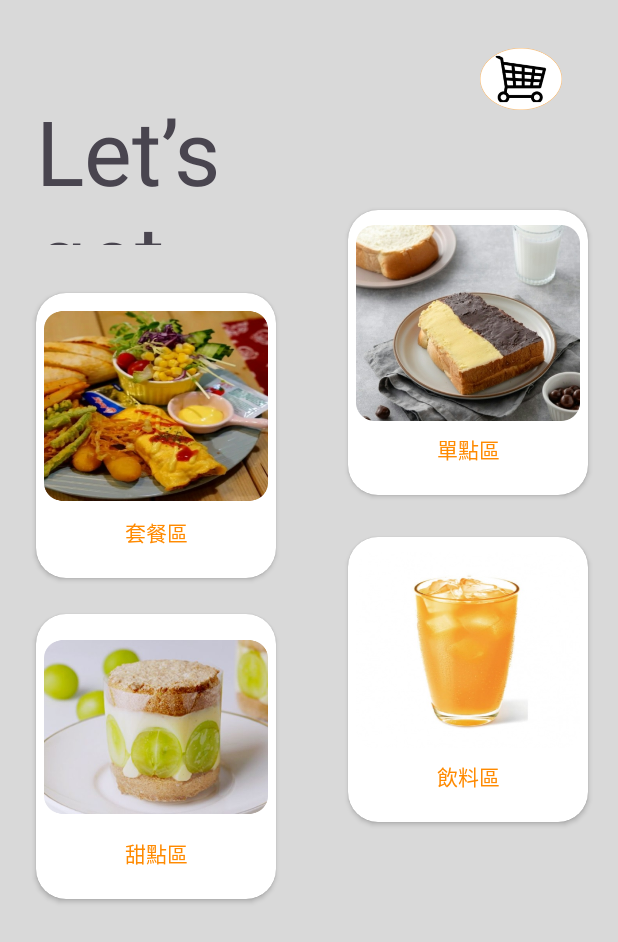
After one commit to meteor853526/app, an Android app: the Category_page screen opened directly, with no data from a screen before it, on a phone screen of 412 x 824 dp. The commit adds this screen. Shown: the top 942 px of the screen. Run offline under Robolectric (Android 15) with nearby library versions, the phone set to English and light mode, and no system bars.

Commit message:
#26 category_page UI 完成實作

```diff
--- a/app/src/main/AndroidManifest.xml
+++ b/app/src/main/AndroidManifest.xml
@@ -12,6 +12,9 @@
         android:supportsRtl="true"
         android:theme="@style/Theme.App"
         tools:targetApi="31">
+        <activity
+            android:name=".Category_page"
+            android:exported="false" />
         <activity
             android:name=".Signup_page"
             android:exported="false" />
--- /dev/null
+++ b/app/src/main/java/com/example/app/Category_page.java
@@ -0,0 +1,14 @@
+package com.example.app;
+
+import androidx.appcompat.app.AppCompatActivity;
+
+import android.os.Bundle;
+
+public class Category_page extends AppCompatActivity {
+
+    @Override
+    protected void onCreate(Bundle savedInstanceState) {
+        super.onCreate(savedInstanceState);
+        setContentView(R.layout.activity_category_page);
+    }
+}
--- a/app/src/main/java/com/example/app/Login_page.java
+++ b/app/src/main/java/com/example/app/Login_page.java
@@ -2,7 +2,10 @@ package com.example.app;
 
 import androidx.appcompat.app.AppCompatActivity;
 
+import android.content.Intent;
 import android.os.Bundle;
+import android.view.View;
+import android.widget.Toast;
 
 public class Login_page extends AppCompatActivity {
 
@@ -11,4 +14,13 @@ public class Login_page extends AppCompatActivity {
         super.onCreate(savedInstanceState);
         setContentView(R.layout.activity_login_page);
     }
+
+    public void onClickBtn(View v)
+    {
+        Toast.makeText(this, "Clicked on Button", Toast.LENGTH_LONG).show();
+        Intent intent = new Intent(Login_page.this, Category_page.class);
+        startActivity(intent);
+    }
+
+
 }
--- /dev/null
+++ b/app/src/main/res/drawable/button_category.xml
@@ -0,0 +1,5 @@
+<shape xmlns:android="http://schemas.android.com/apk/res/android"
+    android:shape="rectangle">
+    <solid android:color="@color/white" />
+    <corners android:radius="20dp" />
+</shape>
--- /dev/null
+++ b/app/src/main/res/layout/activity_category_page.xml
@@ -0,0 +1,194 @@
+<?xml version="1.0" encoding="utf-8"?>
+<androidx.constraintlayout.widget.ConstraintLayout xmlns:android="http://schemas.android.com/apk/res/android"
+    xmlns:app="http://schemas.android.com/apk/res-auto"
+    xmlns:tools="http://schemas.android.com/tools"
+    android:layout_width="match_parent"
+    android:layout_height="match_parent"
+
+    android:background="#D9D9D9"
+    tools:context=".Category_page">
+
+
+    <TextView
+        android:id="@+id/textView2"
+        android:layout_width="177dp"
+        android:layout_height="103dp"
+        android:layout_marginTop="60dp"
+        android:text="Let’s get some food !"
+        android:textSize="90px"
+        app:layout_constraintEnd_toEndOf="parent"
+        app:layout_constraintHorizontal_bias="0.102"
+        app:layout_constraintStart_toStartOf="parent"
+        app:layout_constraintTop_toTopOf="parent" />
+
+    <androidx.cardview.widget.CardView
+        android:id="@+id/cardView"
+        android:layout_width="160dp"
+        android:layout_height="wrap_content"
+        android:layout_marginStart="24dp"
+        android:layout_marginTop="32dp"
+        android:background="@drawable/button_category"
+        android:clickable="true"
+        app:cardCornerRadius="20dp"
+        app:layout_constraintStart_toStartOf="parent"
+        app:layout_constraintTop_toBottomOf="@+id/textView2">
+
+        <TextView
+            android:id="@+id/textView6"
+            android:layout_width="match_parent"
+            android:layout_height="170dp"
+            android:layout_marginBottom="20dp"
+            android:gravity="bottom"
+            android:text="套餐區"
+            android:textAlignment="center"
+            android:textColor="#FF8A00"
+            tools:ignore="RtlCompat"
+            tools:layout_editor_absoluteX="27dp"
+            tools:layout_editor_absoluteY="429dp" />
+
+        <ImageButton
+            android:id="@+id/imageButton2"
+            android:layout_width="match_parent"
+            android:layout_height="140dp"
+            android:layout_margin="5dp"
+            android:adjustViewBounds="true"
+            android:background="@drawable/button_background"
+            android:clickable="true"
+            android:scaleType="fitCenter"
+            android:src="@drawable/category_1"
+            android:visibility="visible"
+            tools:visibility="visible" />
+
+    </androidx.cardview.widget.CardView>
+
+    <androidx.cardview.widget.CardView
+        android:id="@+id/cardView2"
+        android:layout_width="160dp"
+        android:layout_height="wrap_content"
+        android:layout_marginStart="48dp"
+        android:layout_marginTop="140dp"
+        android:background="@drawable/button_category"
+        android:clickable="true"
+        app:cardCornerRadius="20dp"
+        app:layout_constraintStart_toEndOf="@+id/cardView"
+        app:layout_constraintTop_toTopOf="parent">
+
+        <TextView
+            android:id="@+id/textView7"
+            android:layout_width="match_parent"
+            android:layout_height="170dp"
+            android:layout_marginBottom="20dp"
+            android:gravity="bottom"
+            android:text="單點區"
+            android:textAlignment="center"
+            android:textColor="#FF8A00"
+            tools:ignore="RtlCompat"
+            tools:layout_editor_absoluteX="27dp"
+            tools:layout_editor_absoluteY="429dp" />
+
+        <ImageButton
+            android:id="@+id/imageButton3"
+            android:layout_width="match_parent"
+            android:layout_height="140dp"
+            android:layout_margin="5dp"
+            android:adjustViewBounds="true"
+            android:background="@drawable/button_background"
+            android:clickable="true"
+            android:scaleType="fitCenter"
+            android:src="@drawable/category_2"
+            android:visibility="visible"
+            tools:visibility="visible" />
+
+    </androidx.cardview.widget.CardView>
+
+    <androidx.cardview.widget.CardView
+        android:id="@+id/cardView3"
+        android:layout_width="160dp"
+        android:layout_height="wrap_content"
+        android:layout_marginStart="24dp"
+        android:layout_marginTop="24dp"
+        android:background="@drawable/button_category"
+        android:clickable="true"
+        app:cardCornerRadius="20dp"
+        app:layout_constraintStart_toStartOf="parent"
+        app:layout_constraintTop_toBottomOf="@+id/cardView">
+
+        <TextView
+            android:id="@+id/textView8"
+            android:layout_width="match_parent"
+            android:layout_height="170dp"
+            android:layout_marginBottom="20dp"
+            android:gravity="bottom"
+            android:text="甜點區"
+            android:textAlignment="center"
+            android:textColor="#FF8A00"
+            tools:ignore="RtlCompat"
+            tools:layout_editor_absoluteX="27dp"
+            tools:layout_editor_absoluteY="429dp" />
+
+        <ImageButton
+            android:id="@+id/imageButton4"
+            android:layout_width="match_parent"
+            android:layout_height="140dp"
+            android:layout_margin="5dp"
+            android:adjustViewBounds="true"
+            android:background="@drawable/button_background"
+            android:clickable="true"
+            android:scaleType="fitCenter"
+            android:src="@drawable/category_3"
+            android:visibility="visible"
+            tools:visibility="visible" />
+
+    </androidx.cardview.widget.CardView>
+
+    <androidx.cardview.widget.CardView
+        android:layout_width="160dp"
+        android:layout_height="wrap_content"
+        android:layout_marginStart="48dp"
+        android:layout_marginTop="28dp"
+        android:background="@drawable/button_category"
+        android:clickable="true"
+        app:cardCornerRadius="20dp"
+        app:layout_constraintStart_toEndOf="@+id/cardView3"
+        app:layout_constraintTop_toBottomOf="@+id/cardView2">
+
+        <TextView
+            android:id="@+id/textView9"
+            android:layout_width="match_parent"
+            android:layout_height="170dp"
+            android:layout_marginBottom="20dp"
+            android:gravity="bottom"
+            android:text="飲料區"
+            android:textAlignment="center"
+            android:textColor="#FF8A00"
+            tools:ignore="RtlCompat"
+            tools:layout_editor_absoluteX="27dp"
+            tools:layout_editor_absoluteY="429dp" />
+
+        <ImageButton
+            android:id="@+id/imageButton5"
+            android:layout_width="match_parent"
+            android:layout_height="140dp"
+            android:layout_margin="5dp"
+            android:adjustViewBounds="true"
+            android:background="@drawable/button_background"
+            android:clickable="true"
+            android:scaleType="fitCenter"
+            android:src="@drawable/category_4"
+            android:visibility="visible"
+            tools:visibility="visible" />
+
+    </androidx.cardview.widget.CardView>
+
+    <ImageView
+        android:id="@+id/imageView2"
+        android:layout_width="57dp"
+        android:layout_height="41dp"
+        android:layout_marginTop="32dp"
+        android:layout_marginEnd="36dp"
+        app:layout_constraintEnd_toEndOf="parent"
+        app:layout_constraintTop_toTopOf="parent"
+        app:srcCompat="@drawable/shoppingcar" />
+
+
+</androidx.constraintlayout.widget.ConstraintLayout>
--- a/app/src/main/res/layout/activity_login_page.xml
+++ b/app/src/main/res/layout/activity_login_page.xml
@@ -56,6 +56,7 @@
         android:layout_marginTop="64dp"
         android:backgroundTint="#E8993B"
         android:text="Log In"
+        android:onClick="onClickBtn"
         app:layout_constraintEnd_toEndOf="parent"
         app:layout_constraintHorizontal_bias="0.498"
         app:layout_constraintStart_toStartOf="parent"
```
Also changed, not shown: app/src/main/res/drawable/category_1.png (added), app/src/main/res/drawable/category_2.png (added), app/src/main/res/drawable/category_3.png (added), app/src/main/res/drawable/category_4.png (added), app/src/main/res/drawable/shoppingcar.png (added).
